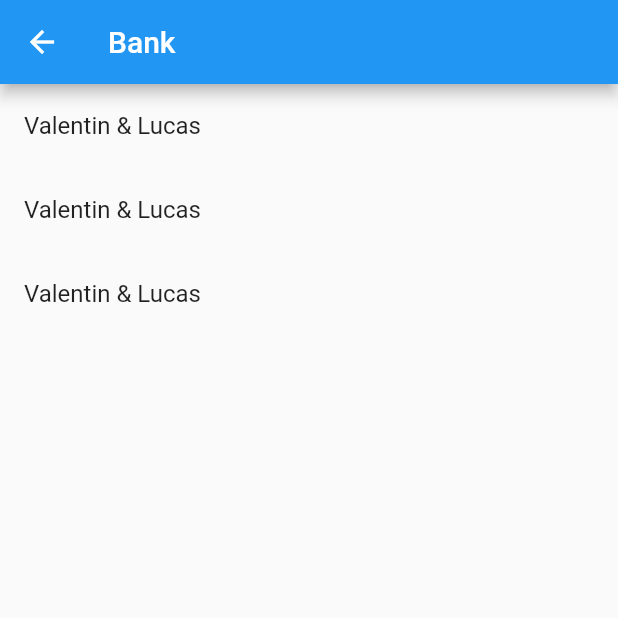
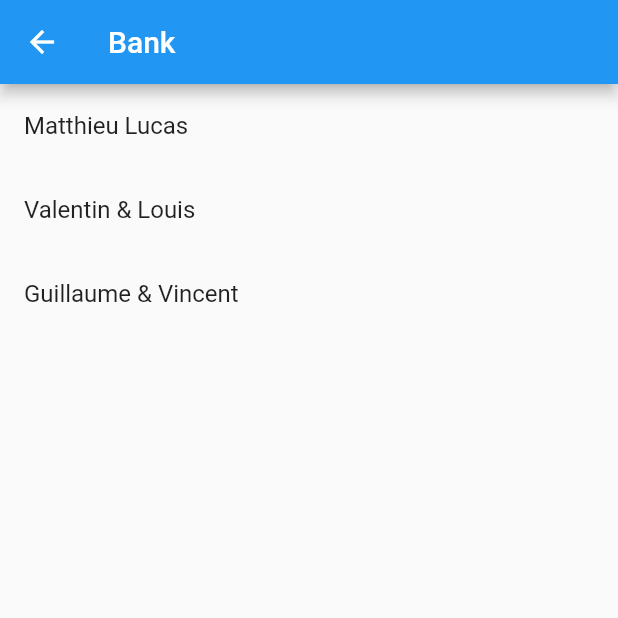
Before and after one commit to bamlab/flutter_dojo, a Flutter app: the screen it shows after launch, after a tap on "Bank", on a phone screen of 412 x 824 dp, the top half of it. Run offline on Flutter 3.47's test engine with Material 2 defaults, Android fonts, the phone set to English and light mode, and no system bars.

Commit message:
feat: read dojo bank

```diff
--- a/lib/bank/team_1.dart
+++ b/lib/bank/team_1.dart
@@ -4,7 +4,7 @@ import 'package:flutter/material.dart';
 class BankTeam1 extends TeamWidget {
   const BankTeam1({
     Key? key,
-  }) : super(key: key, teamName: 'Valentin & Lucas');
+  }) : super(key: key, teamName: 'Matthieu Lucas');
 
   @override
   Widget build(BuildContext context) {
--- a/lib/bank/team_2.dart
+++ b/lib/bank/team_2.dart
@@ -4,7 +4,7 @@ import 'package:flutter/material.dart';
 class BankTeam2 extends TeamWidget {
   const BankTeam2({
     Key? key,
-  }) : super(key: key, teamName: 'Valentin & Lucas');
+  }) : super(key: key, teamName: 'Valentin & Louis');
 
   @override
   Widget build(BuildContext context) {
--- a/lib/bank/team_3.dart
+++ b/lib/bank/team_3.dart
@@ -4,7 +4,7 @@ import 'package:flutter/material.dart';
 class BankTeam3 extends TeamWidget {
   const BankTeam3({
     Key? key,
-  }) : super(key: key, teamName: 'Valentin & Lucas');
+  }) : super(key: key, teamName: 'Guillaume & Vincent');
 
   @override
   Widget build(BuildContext context) {
```
